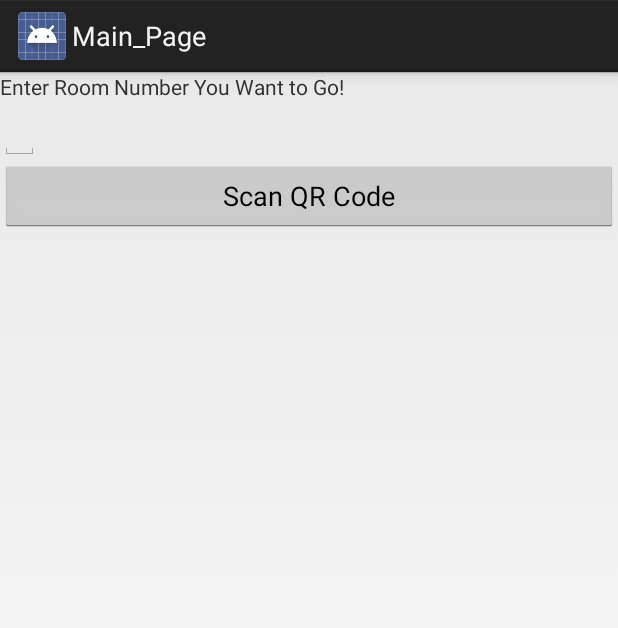
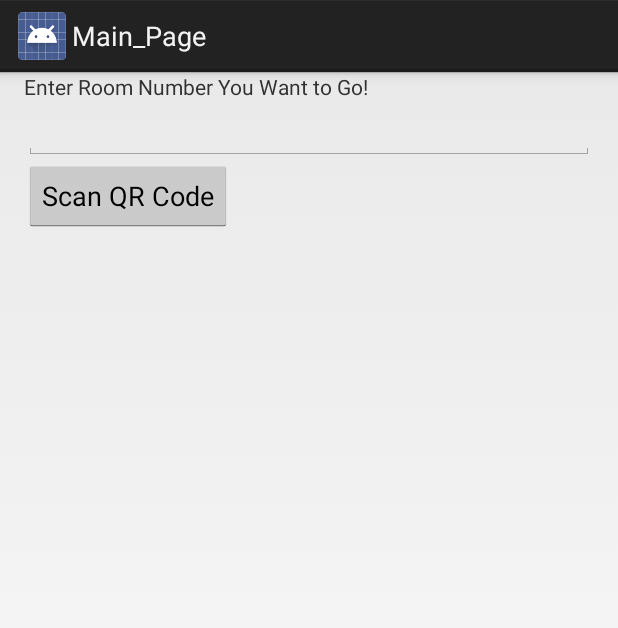
Before and after one commit to Yao-9/Indoor_Navigation, an Android app: the screen it shows after launch (MainPageActivity), on a phone screen of 412 x 824 dp. Shown: the top 628 px of the screen. Run offline under Robolectric (Android 15) with nearby library versions, the phone set to English and light mode, and no system bars.

Commit message:
some layout change

```diff
--- a/app/src/main/java/com/zbar/lib/SendActivity.java
+++ b/app/src/main/java/com/zbar/lib/SendActivity.java
@@ -14,8 +14,7 @@ import java.util.HashMap;
 
 public class SendActivity extends Activity {
     private static final String Tag = "Send Activity";
-    private static TextView roomNumberView;
-    private static TextView qrCodeView;
+    private static TextView uploadStatus;
     private boolean isNetAvail;
 
     @Override
@@ -23,8 +22,7 @@ public class SendActivity extends Activity {
         super.onCreate(savedInstanceState);
         setContentView(R.layout.activity_send_info);
 
-        roomNumberView = (TextView) findViewById(R.id.roomNumberResult);
-        qrCodeView = (TextView) findViewById(R.id.QRCodeResult);
+        uploadStatus = (TextView) findViewById(R.id.uploadStatus);
     }
 
     @Override
--- a/app/src/main/res/layout/activity_main_page.xml
+++ b/app/src/main/res/layout/activity_main_page.xml
@@ -1,10 +1,13 @@
-<RelativeLayout xmlns:android="http://schemas.android.com/apk/res/android"
-    xmlns:tools="http://schemas.android.com/tools"
+<?xml version="1.0" encoding="utf-8"?>
+<LinearLayout
+    xmlns:android="http://schemas.android.com/apk/res/android"
     android:layout_width="match_parent"
     android:layout_height="match_parent"
-    tools:context="com.zbar.lib.MainPageActivity">
+    android:paddingLeft="16dp"
+    android:paddingRight="16dp"
+    android:orientation="vertical" >
 
-    <TextView
+<TextView
         android:id = "@+id/main_page_tip"
         android:layout_width="wrap_content"
         android:layout_height="wrap_content"
@@ -12,15 +15,13 @@
 
     <EditText
         android:id = "@+id/room_number"
-        android:layout_width="wrap_content"
-        android:layout_height="wrap_content"
-        android:layout_below="@+id/main_page_tip"/>
+        android:layout_width="match_parent"
+        android:layout_height="wrap_content"/>
 
     <Button
         android:text="@string/main_page_button"
-        android:layout_width="match_parent"
+        android:layout_width="wrap_content"
         android:layout_height="wrap_content"
-        android:layout_below="@+id/room_number"
         android:onClick="jumpToCamera" />
 
-</RelativeLayout>
+</LinearLayout>
--- a/app/src/main/res/values/strings.xml
+++ b/app/src/main/res/values/strings.xml
@@ -8,6 +8,6 @@
     <string name="main_page_button">Scan QR Code</string>
     <string name="main_page_tip">Enter Room Number You Want to Go!</string>
     <string name="title_activity_send_info">send_info</string>
-    <string name="hello_world">Hello world!</string>
+    <string name="upload_status"></string>
 
 </resources>
```
Also changed, not shown: app/src/main/res/layout/activity_send_info.xml (+2 -9 lines), 28 other files.
